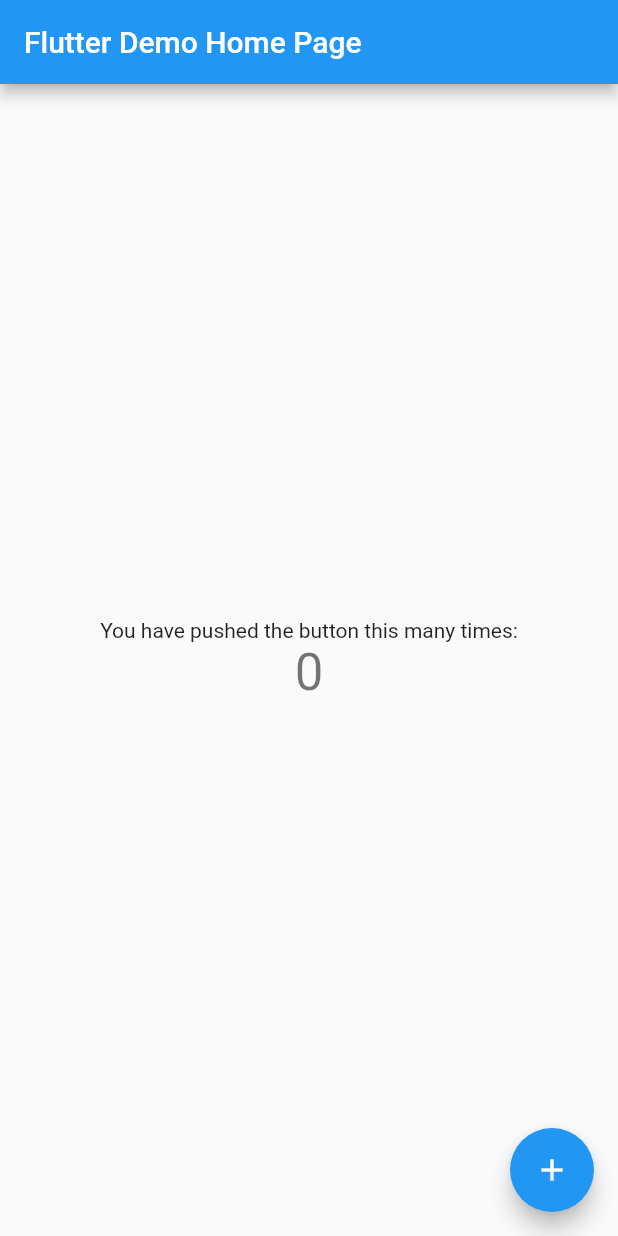
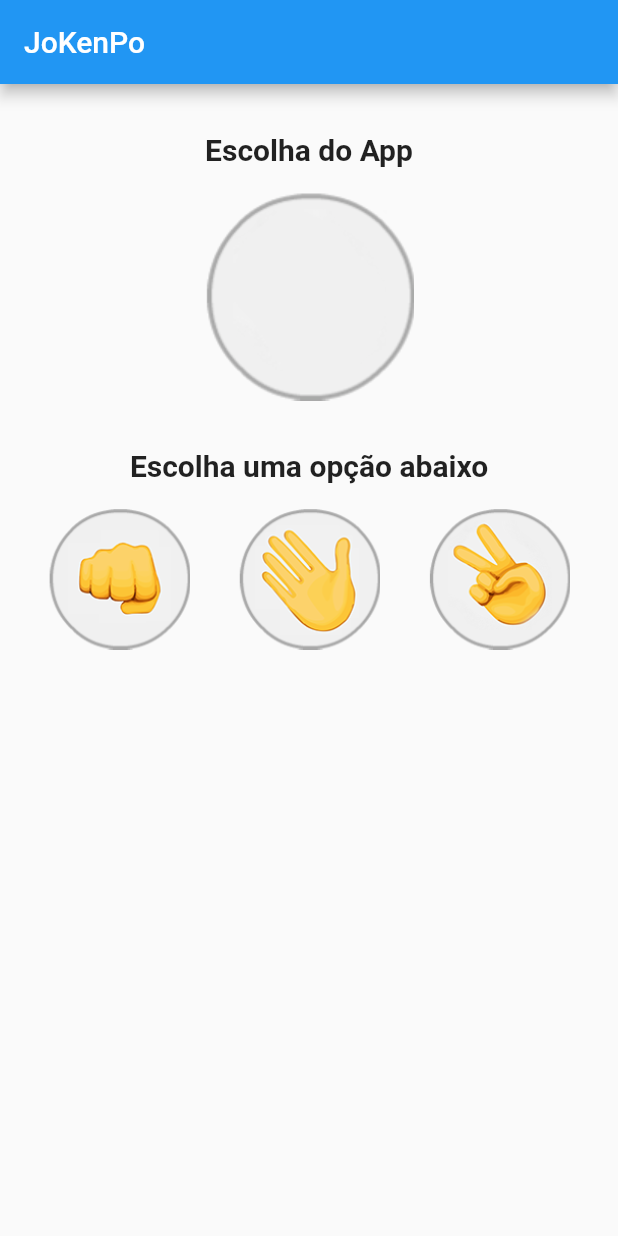
Before and after one commit to Rodrigopca42/appJokenPo, a Flutter app: the screen it shows after launch, on a phone screen of 412 x 824 dp. Run offline on Flutter 3.47's test engine with Material 2 defaults, Android fonts, the phone set to English and light mode, and no system bars.

Commit message:
Interface do jogo criado

```diff
--- /dev/null
+++ b/lib/Jogo.dart
@@ -0,0 +1,55 @@
+import 'package:flutter/material.dart';
+
+class Jogo extends StatefulWidget {
+  const Jogo({Key? key}) : super(key: key);
+
+  @override
+  State<Jogo> createState() => _JogoState();
+}
+
+class _JogoState extends State<Jogo> {
+  @override
+  Widget build(BuildContext context) {
+    return Scaffold(
+      appBar: AppBar(
+        title: Text("JoKenPo"),
+      ),
+      body: Column(
+        crossAxisAlignment: CrossAxisAlignment.center,
+        children: <Widget>[
+          Padding(
+              padding: EdgeInsets.only(top: 32, bottom:16),
+              child: Text(
+              "Escolha do App",
+              textAlign: TextAlign.center,
+              style: TextStyle(
+                  fontSize: 20,
+                  fontWeight: FontWeight.bold
+              ),
+            ),
+          ),
+          Image.asset("images/padrao.png"),
+          Padding(
+            padding: EdgeInsets.only(top: 32, bottom: 16),
+            child: Text(
+              "Escolha uma opção abaixo",
+              textAlign: TextAlign.center,
+              style: TextStyle(
+                  fontSize: 20,
+                  fontWeight: FontWeight.bold
+              ),
+            ),
+          ),
+          Row(
+            mainAxisAlignment: MainAxisAlignment.spaceEvenly,
+            children: <Widget>[
+              Image.asset("images/pedra.png", height: 95),
+              Image.asset("images/papel.png", height: 95),
+              Image.asset("images/tesoura.png", height: 95),
+            ],
+          )
+        ],
+      ),
+    );
+  }
+}
--- a/lib/main.dart
+++ b/lib/main.dart
@@ -1,110 +1,9 @@
 import 'package:flutter/material.dart';
+import 'package:appjokenpo/Jogo.dart';
 
 void main() {
-  runApp(const MyApp());
+  runApp(MaterialApp(
+    home: Jogo(),
+    debugShowCheckedModeBanner: false,
+  ));
 }
-
-class MyApp extends StatelessWidget {
-  const MyApp({super.key});
-
-  // This widget is the root of your application.
-  @override
-  Widget build(BuildContext context) {
-    return MaterialApp(
-      title: 'Flutter Demo',
-      theme: ThemeData(
-        // This is the theme of your application.
-        //
-        // Try running your application with "flutter run". You'll see the
-        // application has a blue toolbar. Then, without quitting the app, try
-        // changing the primarySwatch below to Colors.green and then invoke
-        // "hot reload" (press "r" in the console where you ran "flutter run",
-        // or simply save your changes to "hot reload" in a Flutter IDE).
-        // Notice that the counter didn't reset back to zero; the application
-        // is not restarted.
-        primarySwatch: Colors.blue,
-      ),
-      home: const MyHomePage(title: 'Flutter Demo Home Page'),
-    );
-  }
-}
-
-class MyHomePage extends StatefulWidget {
-  const MyHomePage({super.key, required this.title});
-
-  // This widget is the home page of your application. It is stateful, meaning
-  // that it has a State object (defined below) that contains fields that affect
-  // how it looks.
-
-  // This class is the configuration for the state. It holds the values (in this
-  // case the title) provided by the parent (in this case the App widget) and
-  // used by the build method of the State. Fields in a Widget subclass are
-  // always marked "final".
-
-  final String title;
-
-  @override
-  State<MyHomePage> createState() => _MyHomePageState();
-}
-
-class _MyHomePageState extends State<MyHomePage> {
-  int _counter = 0;
-
-  void _incrementCounter() {
-    setState(() {
-      _counter++;
-    });
-  }
-
-  @override
-  Widget build(BuildContext context) {
-    // This method is rerun every time setState is called, for instance as done
-    // by the _incrementCounter method above.
-    //
-    // The Flutter framework has been optimized to make rerunning build methods
-    // fast, so that you can just rebuild anything that needs updating rather
-    // than having to individually change instances of widgets.
-    return Scaffold(
-      appBar: AppBar(
-        // Here we take the value from the MyHomePage object that was created by
-        // the App.build method, and use it to set our appbar title.
-        title: Text(widget.title),
-      ),
-      body: Center(
-        // Center is a layout widget. It takes a single child and positions it
-        // in the middle of the parent.
-        child: Column(
-          // Column is also a layout widget. It takes a list of children and
-          // arranges them vertically. By default, it sizes itself to fit its
-          // children horizontally, and tries to be as tall as its parent.
-          //
-          // Invoke "debug painting" (press "p" in the console, choose the
-          // "Toggle Debug Paint" action from the Flutter Inspector in Android
-          // Studio, or the "Toggle Debug Paint" command in Visual Studio Code)
-          // to see the wireframe for each widget.
-          //
-          // Column has various properties to control how it sizes itself and
-          // how it positions its children. Here we use mainAxisAlignment to
-          // center the children vertically; the main axis here is the vertical
-          // axis because Columns are vertical (the cross axis would be
-          // horizontal).
-          mainAxisAlignment: MainAxisAlignment.center,
-          children: <Widget>[
-            const Text(
-              'You have pushed the button this many times:',
-            ),
-            Text(
-              '$_counter',
-              style: Theme.of(context).textTheme.headline4,
-            ),
-          ],
-        ),
-      ),
-      floatingActionButton: FloatingActionButton(
-        onPressed: _incrementCounter,
-        tooltip: 'Increment',
-        child: const Icon(Icons.add),
-      ), // This trailing comma makes auto-formatting nicer for build methods.
-    );
-  }
-}
--- a/pubspec.yaml
+++ b/pubspec.yaml
@@ -63,6 +63,11 @@
   # assets:
   #   - images/a_dot_burr.jpeg
   #   - images/a_dot_ham.jpeg
+  assets:
+    - images/padrao.png
+    - images/papel.png
+    - images/pedra.png
+    - images/tesoura.png
 
   # An image asset can refer to one or more resolution-specific "variants", see
   # https://flutter.dev/assets-and-images/#resolution-aware
```
Also changed, not shown: images/padrao.png (added), images/papel.png (added), images/pedra.png (added), images/tesoura.png (added), 1 other file.
